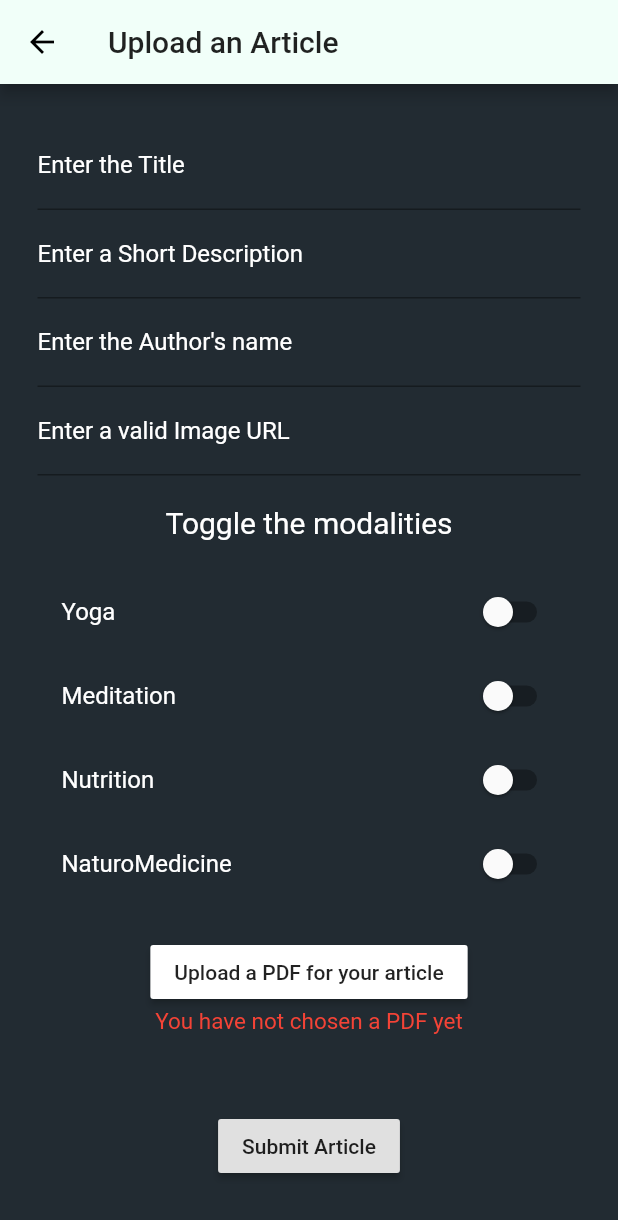
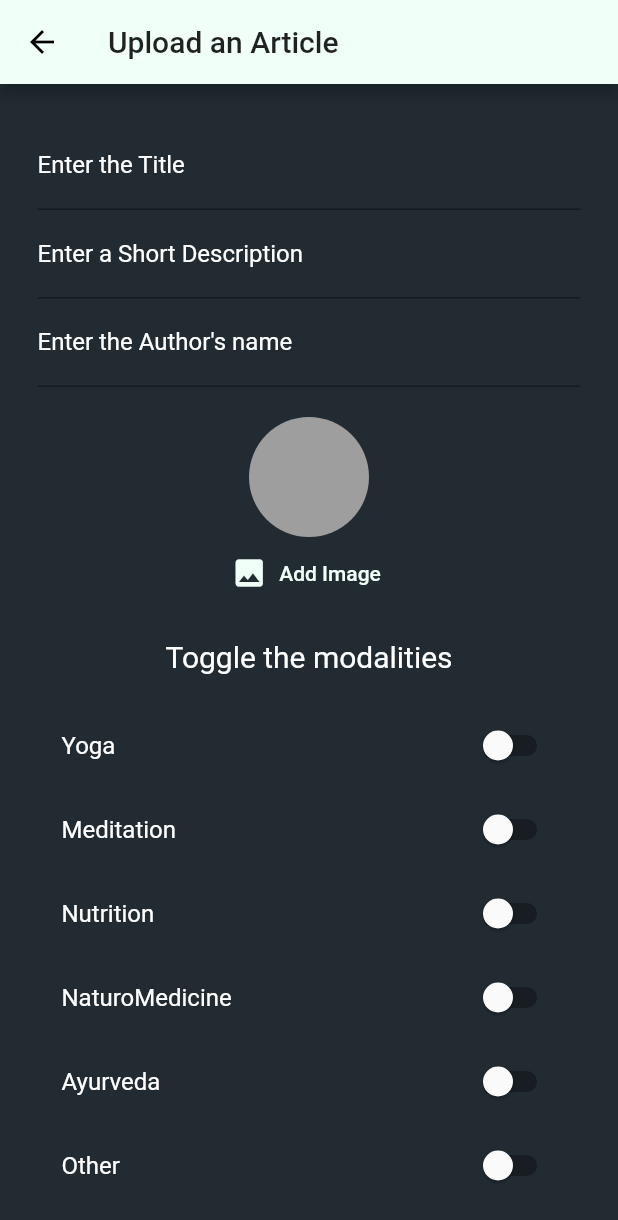
Before and after one commit to sgovil5/wha_app3, a Flutter app: the ArticleSubmitForm screen opened by its route, on a phone screen of 412 x 824 dp. Shown: the top 1220 px of the screen. Run offline on Flutter 3.47's test engine with Material 2 defaults, Android fonts, the phone set to English and light mode, and no system bars; our stand-ins replace cloud_firestore, file_picker, firebase_auth, firebase_storage, flutter_swiper, image_picker; missing offline and left inert: syncfusion_flutter_pdfviewer; accounts and stored records are empty; network calls fail.

Commit message:
added modalities and added choosing image

```diff
--- a/lib/screens/article_search_screen.dart
+++ b/lib/screens/article_search_screen.dart
@@ -82,6 +82,8 @@ class ArticleSearchScreen extends StatelessWidget {
             buildModalitySection(context, 'Meditation'),
             buildModalitySection(context, 'Nutrition'),
             buildModalitySection(context, 'NaturoMedicine'),
+            buildModalitySection(context, 'Ayurveda'),
+            buildModalitySection(context, 'Other'),
           ],
         ),
       ),
--- a/lib/screens/articles/article_overview_screen.dart
+++ b/lib/screens/articles/article_overview_screen.dart
@@ -33,14 +33,24 @@ class ArticleOverviewScreen extends StatelessWidget {
                 ),
               ),
             ),
-            ArticleItem(modality: 'yoga'),
-            ArticleItem(modality: 'meditation'),
+            ArticleItem(
+              modality: 'yoga',
+            ),
+            ArticleItem(
+              modality: 'meditation',
+            ),
             ArticleItem(
               modality: 'nutrition',
             ),
             ArticleItem(
               modality: 'naturomedicine',
-            )
+            ),
+            ArticleItem(
+              modality: 'ayurveda',
+            ),
+            ArticleItem(
+              modality: 'other',
+            ),
           ],
         ),
       ),
--- a/lib/screens/articles/article_submit_form.dart
+++ b/lib/screens/articles/article_submit_form.dart
@@ -4,6 +4,7 @@ import 'package:firebase_storage/firebase_storage.dart';
 import 'package:flutter/material.dart';
 import 'package:file_picker/file_picker.dart';
 import 'package:flutter/services.dart';
+import 'package:wha_app3/widgets/pickers/user_image_picker.dart';
 
 class ArticleSubmitForm extends StatefulWidget {
   static const routeName = '/article-submit';
@@ -15,13 +16,19 @@ class _ArticleSubmitFormState extends State<ArticleSubmitForm> {
   String title;
   String author;
   String description;
-  String imageUrl;
   bool meditation = false;
   bool yoga = false;
   bool nutrition = false;
   bool naturopathicMedicine = false;
+  bool ayurveda = false;
+  bool other = false;
   File pdf;
+  File articleImageFile;
   final GlobalKey<FormState> _formKey = GlobalKey<FormState>();
+
+  void _pickedImage(File image) {
+    articleImageFile = image;
+  }
 
   List<String> setSearchParam(String inputTitle) {
     List<String> searchList = List();
@@ -49,24 +56,51 @@ class _ArticleSubmitFormState extends State<ArticleSubmitForm> {
           ),
         ],
       );
+    } else if (articleImageFile == null) {
+      AlertDialog(
+        title: Text('You haven\'t selected an image'),
+        content: Text('Please select an image'),
+        actions: [
+          FlatButton(
+            child: Text("Okay"),
+            onPressed: () {
+              Navigator.of(context).pop();
+            },
+          ),
+        ],
+      );
     } else if (isValid) {
       _formKey.currentState.save();
       try {
-        final ref = FirebaseStorage.instance
+        // Put PDF in Firebase Storage
+        final pdfRef = FirebaseStorage.instance
             .ref()
-            .child('article_pdf')
+            .child('articles')
+            .child('pdf')
             .child(title.trim() + '-' + author.trim() + '.pdf');
-        await ref.putFile(pdf).onComplete;
-        final pdfUrl = await ref.getDownloadURL();
+        await pdfRef.putFile(pdf).onComplete;
+        final pdfUrl = await pdfRef.getDownloadURL();
+
+        // Put Image in Firebase Storage
+        final imageRef = FirebaseStorage.instance
+            .ref()
+            .child('articles')
+            .child('image')
+            .child(title.trim() + '-' + author.trim() + '.jpeg');
+        await imageRef.putFile(articleImageFile).onComplete;
+        final imageUrl = await imageRef.getDownloadURL();
+
         await Firestore.instance
             .collection('articles')
             .document(title.trim() + '-' + author.trim())
             .setData({
           'author': author.trim(),
-          'imageUrl': imageUrl.trim(),
+          'ayurveda': ayurveda,
+          'imageUrl': imageUrl,
           'meditation': meditation,
           'naturomedicine': naturopathicMedicine,
           'nutrition': nutrition,
+          'other': other,
           'pdfUrl': pdfUrl,
           'searchKeywords': setSearchParam(title.trim().toLowerCase()),
           'title': title.trim(),
@@ -195,48 +229,9 @@ class _ArticleSubmitFormState extends State<ArticleSubmitForm> {
     );
   }
 
-  Widget _buildImageUrl() {
-    return TextFormField(
-      style: TextStyle(color: Colors.white),
-      decoration: InputDecoration(
-        labelText: 'Enter a valid Image URL',
-        focusColor: Colors.white,
-        labelStyle: TextStyle(color: Colors.white),
-      ),
-      validator: (String value) {
-        if (value.isEmpty) {
-          return "Your image URL cannot be empty";
-        } else if (!(value.contains('.jpeg') ||
-            value.contains('.png') ||
-            value.contains('.jpg'))) {
-          return "This is not a valid image";
-        }
-        return null;
-      },
-      onSaved: (String value) {
-        imageUrl = value;
-      },
-    );
-  }
-
-  @override
-  Widget build(BuildContext context) {
-    return Scaffold(
-      appBar: AppBar(
-        title: Text("Upload an Article"),
-      ),
-      body: SingleChildScrollView(
-        child: Container(
-          margin: EdgeInsets.all(25),
-          child: Form(
-            key: _formKey,
-            child: Column(
-              mainAxisAlignment: MainAxisAlignment.center,
+  Widget _buildModalities() {
+    return Column(
       children: [
-                _buildTitle(),
-                _buildDescription(),
-                _buildAuthor(),
-                _buildImageUrl(),
         Container(
           child: Text(
             "Toggle the modalities",
@@ -292,6 +287,57 @@ class _ArticleSubmitFormState extends State<ArticleSubmitForm> {
             });
           },
         ),
+        SwitchListTile(
+          title: const Text(
+            'Ayurveda',
+            style: TextStyle(color: Colors.white),
+          ),
+          value: ayurveda,
+          onChanged: (value) {
+            setState(() {
+              ayurveda = value;
+            });
+          },
+        ),
+        SwitchListTile(
+          title: const Text(
+            'Other',
+            style: TextStyle(color: Colors.white),
+          ),
+          value: other,
+          onChanged: (value) {
+            setState(() {
+              other = value;
+            });
+          },
+        ),
+      ],
+    );
+  }
+
+  @override
+  Widget build(BuildContext context) {
+    return Scaffold(
+      appBar: AppBar(
+        title: Text("Upload an Article"),
+      ),
+      body: SingleChildScrollView(
+        child: Container(
+          margin: EdgeInsets.all(25),
+          child: Form(
+            key: _formKey,
+            child: Column(
+              mainAxisAlignment: MainAxisAlignment.center,
+              children: [
+                _buildTitle(),
+                _buildDescription(),
+                _buildAuthor(),
+                SizedBox(
+                  width: double.infinity,
+                  height: 20,
+                ),
+                UserImagePicker(_pickedImage),
+                _buildModalities(),
                 SizedBox(
                   height: 20,
                 ),
--- /dev/null
+++ b/lib/widgets/pickers/user_image_picker.dart
@@ -0,0 +1,57 @@
+import 'dart:io';
+import 'package:image_picker/image_picker.dart';
+import 'package:flutter/material.dart';
+
+class UserImagePicker extends StatefulWidget {
+  UserImagePicker(this.imagePickFn);
+
+  final void Function(File pickedImage) imagePickFn;
+
+  @override
+  _UserImagePickerState createState() => _UserImagePickerState();
+}
+
+class _UserImagePickerState extends State<UserImagePicker> {
+  File _pickedImage;
+
+  // Creates a function to pick an image
+  void _pickImage() async {
+    // Calls the image picker widget
+    final picker = ImagePicker();
+    // the user is prompted to choose an image from their gallery
+    final pickedImage = await picker.getImage(
+      source: ImageSource.gallery,
+    );
+    // The chosen image is converted to a file and put into the pickedImageFile variable
+    final pickedImageFile = File(pickedImage.path);
+    // The _pickedImage variable is updated to choose the file
+    setState(() {
+      _pickedImage = pickedImageFile;
+    });
+    widget.imagePickFn(pickedImageFile);
+  }
+
+  @override
+  Widget build(BuildContext context) {
+    // Creates a column to show widgets
+    return Column(
+      children: [
+        // Shows the current image that has been chose
+        CircleAvatar(
+          radius: 40,
+          backgroundColor: Colors.grey,
+          backgroundImage:
+              _pickedImage != null ? FileImage(_pickedImage) : null,
+        ),
+        // Creates a button to choose a new image
+        FlatButton.icon(
+          textColor: Theme.of(context).primaryColor,
+          // When pressed, the _pickImage function is called
+          onPressed: _pickImage,
+          icon: Icon(Icons.image),
+          label: Text('Add Image'),
+        ),
+      ],
+    );
+  }
+}
```
Also changed, not shown: 1 other file. Lines whose indentation alone changed are shown as unchanged.
